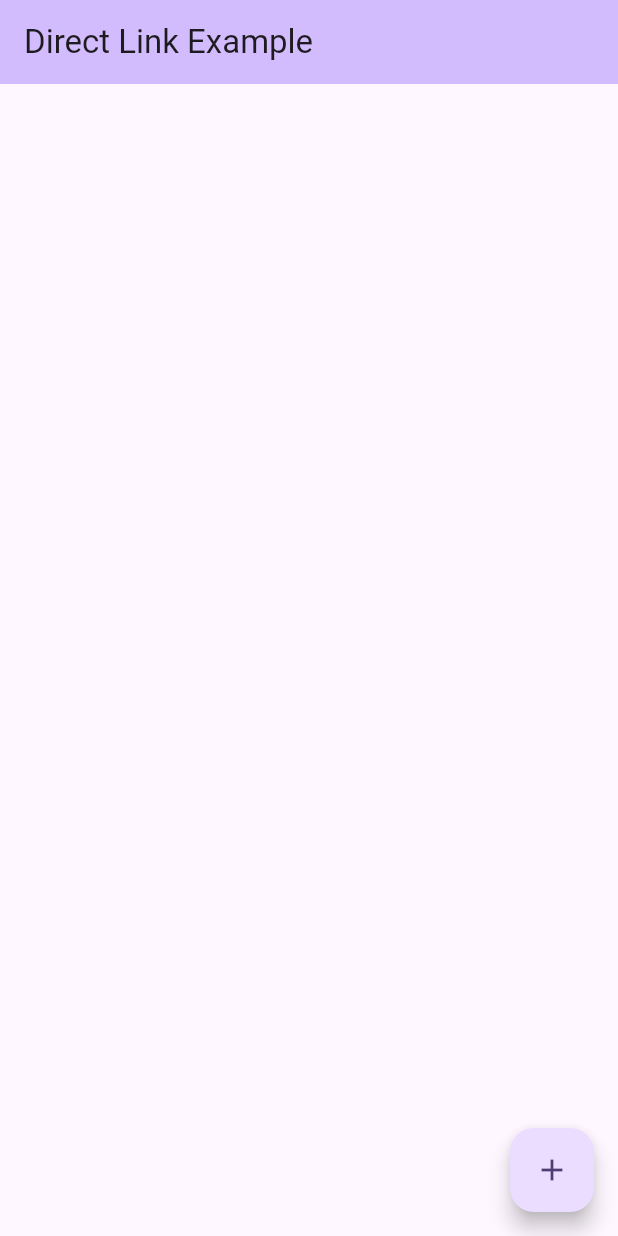
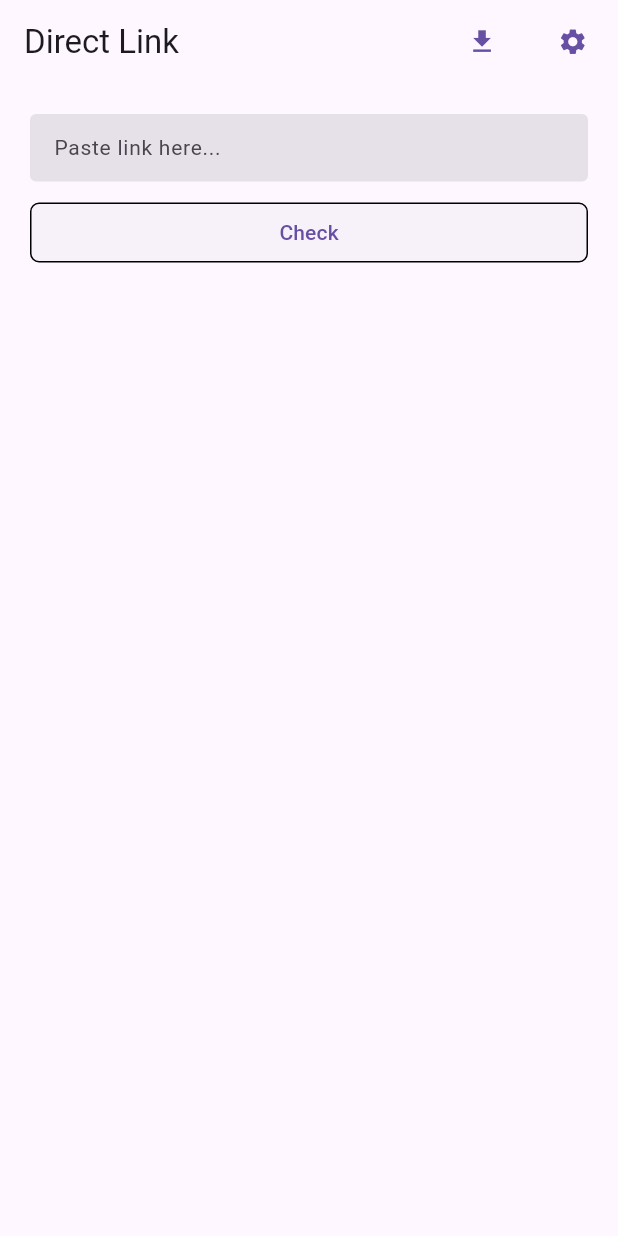
Before and after one commit to thitlwincoder/direct_link, a Flutter app: the screen it shows after launch, on a phone screen of 412 x 824 dp. Run offline on Flutter 3.47's test engine with Material 3 defaults, Android fonts, the phone set to English and light mode, and no system bars; our stand-ins replace file_picker, flutter_riverpod, riverpod_annotation; missing offline and left inert: flutter_downloader, flutter_inappwebview, puppeteer; generated files the repository leaves out were written again.

Commit message:
feat: update example project with riverpod & downloader

```diff
--- a/example/lib/main.dart
+++ b/example/lib/main.dart
@@ -1,12 +1,14 @@
-import 'dart:developer';
-
-import 'package:direct_link/direct_link.dart';
+import 'package:example/src/home/presentation/screens/home_screen.dart';
 import 'package:flutter/material.dart';
+import 'package:flutter_downloader/flutter_downloader.dart';
+import 'package:flutter_riverpod/flutter_riverpod.dart';
 
 Future<void> main() async {
   WidgetsFlutterBinding.ensureInitialized();
 
-  runApp(const MyApp());
+  await FlutterDownloader.initialize(debug: true, ignoreSsl: true);
+
+  runApp(const ProviderScope(child: MyApp()));
 }
 
 class MyApp extends StatelessWidget {
@@ -15,62 +17,11 @@ class MyApp extends StatelessWidget {
   @override
   Widget build(BuildContext context) {
     return MaterialApp(
-      title: 'Direct Link Example',
-      theme: ThemeData(
-        colorScheme: ColorScheme.fromSeed(seedColor: Colors.deepPurple),
-        useMaterial3: true,
-      ),
-      home: const MyHomePage(title: 'Direct Link Example'),
+      title: 'Direct Link',
+      darkTheme: ThemeData.dark(useMaterial3: true),
+      theme: ThemeData.light(useMaterial3: true),
+      debugShowCheckedModeBanner: false,
+      home: const HomeScreen(),
     );
   }
 }
-
-class MyHomePage extends StatefulWidget {
-  const MyHomePage({super.key, required this.title});
-
-  final String title;
-
-  @override
-  State<MyHomePage> createState() => _MyHomePageState();
-}
-
-class _MyHomePageState extends State<MyHomePage> {
-  @override
-  Widget build(BuildContext context) {
-    return Scaffold(
-      appBar: AppBar(
-        backgroundColor: Theme.of(context).colorScheme.inversePrimary,
-        title: Text(widget.title),
-      ),
-      floatingActionButton: FloatingActionButton(
-        onPressed: onPressed,
-        tooltip: 'Check',
-        child: const Icon(Icons.add),
-      ),
-    );
-  }
-
-  Future<void> onPressed() async {
-    log('Checking');
-
-    var directLink = DirectLink();
-
-    var url = 'https://www.tiktok.com/@selenagomez/video/7281437289602059566?lang=en';
-
-    var model =
-        await directLink.check(url, timeout: const Duration(seconds: 10));
-
-    if (model == null) {
-      return log('model is null');
-    }
-
-    log('title: ${model.title}');
-    log('thumbnail: ${model.thumbnail}');
-    log('duration: ${model.duration}');
-    for (var e in model.links!) {
-      log('type: ${e.type}');
-      log('quality: ${e.quality}');
-      log('link: ${e.link}');
-    }
-  }
-}
--- /dev/null
+++ b/example/lib/src/home/presentation/screens/home_screen.dart
@@ -0,0 +1,88 @@
+import 'package:example/src/home/presentation/widgets/detail_sheet.dart';
+import 'package:flutter/cupertino.dart';
+import 'package:flutter/material.dart';
+import 'package:flutter_riverpod/flutter_riverpod.dart';
+
+class HomeScreen extends ConsumerStatefulWidget {
+  const HomeScreen({super.key});
+
+  @override
+  ConsumerState<HomeScreen> createState() => _HomeScreenState();
+}
+
+class _HomeScreenState extends ConsumerState<HomeScreen> {
+  final url = TextEditingController();
+  final formKey = GlobalKey<FormState>();
+
+  @override
+  Widget build(BuildContext context) {
+    return Scaffold(
+      appBar: AppBar(
+        title: const Text('Direct Link'),
+        actions: [
+          CupertinoButton(
+            child: const Icon(Icons.download),
+            onPressed: () {},
+          ),
+          CupertinoButton(
+            child: const Icon(Icons.settings),
+            onPressed: () {},
+          ),
+        ],
+      ),
+      body: Padding(
+        padding: const EdgeInsets.all(20),
+        child: Form(
+          key: formKey,
+          autovalidateMode: AutovalidateMode.onUserInteraction,
+          child: Column(
+            children: [
+              TextFormField(
+                controller: url,
+                style: const TextStyle(fontSize: 14),
+                validator: (v) => v!.isEmpty ? 'required' : null,
+                decoration: const InputDecoration(
+                  filled: true,
+                  isDense: true,
+                  hintText: 'Paste link here...',
+                  hintStyle: TextStyle(fontSize: 14),
+                  border: OutlineInputBorder(borderSide: BorderSide.none),
+                ),
+              ),
+              const SizedBox(height: 10),
+              ElevatedButton(
+                onPressed: onCheck,
+                style: ElevatedButton.styleFrom(
+                  elevation: 0,
+                  shape: RoundedRectangleBorder(
+                    borderRadius: BorderRadius.circular(6),
+                    side: const BorderSide(),
+                  ),
+                ),
+                child: const Center(child: Text('Check')),
+              ),
+            ],
+          ),
+        ),
+      ),
+    );
+  }
+
+  Future<void> onCheck() async {
+    FocusManager.instance.primaryFocus?.unfocus();
+
+    if (!formKey.currentState!.validate()) return;
+
+    final url = this.url.text.trim();
+
+    await showModalBottomSheet(
+      context: context,
+      isScrollControlled: true,
+      backgroundColor: Theme.of(context).cardColor,
+      shape: const RoundedRectangleBorder(
+        borderRadius: BorderRadius.vertical(top: Radius.circular(10)),
+      ),
+      builder: (_) => DetailSheet(url),
+    );
+  }
+}
```
Also changed, not shown: example/analysis_options.yaml (+5 -24 lines), example/lib/src/home/presentation/providers/home_provider.dart (added, +12 -0 lines), example/lib/src/home/presentation/widgets/data_widget.dart (added, +149 -0 lines), example/lib/src/home/presentation/widgets/detail_sheet.dart (added, +25 -0 lines), example/lib/src/home/presentation/widgets/loading_widget.dart (added, +24 -0 lines), example/lib/src/home/presentation/widgets/quality_item.dart (added, +32 -0 lines), example/pubspec.yaml (+14 -7 lines), example/lib/src/home/presentation/providers/home_provider.g.dart (added), example/pubspec.lock, example/ss.png (added), 33 other files.
